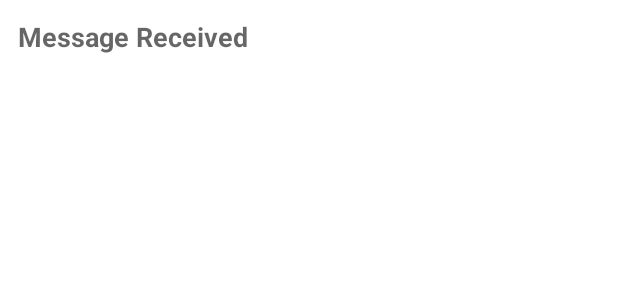
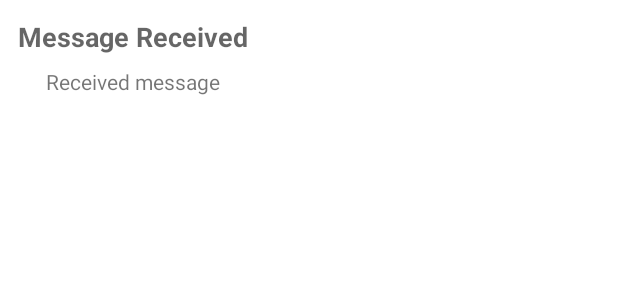
Before and after one commit to Daniil-Vladimirov/Activity_Homework_2, an Android app: the layout activity_second.xml on its own in the app's theme, with its tools: preview values and no code run, on a phone screen of 412 x 824 dp. Shown: the top 300 px of the screen. Run offline under Robolectric (Android 15) with nearby library versions, the phone set to English and light mode, and no system bars.

Commit message:
Add send message from activity1 to activity2 functionality

```diff
--- a/app/src/main/java/com/example/activity_homework_2/SecondActivity.kt
+++ b/app/src/main/java/com/example/activity_homework_2/SecondActivity.kt
@@ -2,10 +2,15 @@ package com.example.activity_homework_2
 
 import androidx.appcompat.app.AppCompatActivity
 import android.os.Bundle
+import android.widget.TextView
 
 class SecondActivity : AppCompatActivity() {
     override fun onCreate(savedInstanceState: Bundle?) {
         super.onCreate(savedInstanceState)
         setContentView(R.layout.activity_second)
+        val message = intent.getStringExtra(EXTRA_MESSAGE)
+
+        val textView = findViewById<TextView>(R.id.textView_message)
+        textView.text = message
     }
 }
--- a/app/src/main/res/layout/activity_second.xml
+++ b/app/src/main/res/layout/activity_second.xml
@@ -10,11 +10,21 @@
         android:id="@+id/text_header"
         android:layout_width="wrap_content"
         android:layout_height="wrap_content"
-        app:layout_constraintStart_toStartOf="parent"
-        app:layout_constraintTop_toTopOf="parent"
         android:layout_margin="12dp"
         android:text="@string/text_message_received"
+        android:textAppearance="@style/TextAppearance.AppCompat.Medium"
         android:textStyle="bold"
-        android:textAppearance="@style/TextAppearance.AppCompat.Medium"/>
+        app:layout_constraintStart_toStartOf="parent"
+        app:layout_constraintTop_toTopOf="parent" />
+
+    <TextView
+        android:id="@+id/textView_message"
+        android:layout_width="wrap_content"
+        android:layout_height="wrap_content"
+        android:layout_margin="8dp"
+        app:layout_constraintEnd_toEndOf="@+id/text_header"
+        app:layout_constraintStart_toStartOf="@+id/text_header"
+        app:layout_constraintTop_toBottomOf="@+id/text_header"
+        tools:text="Received message" />
 
 </androidx.constraintlayout.widget.ConstraintLayout>
--- a/app/src/main/res/values/strings.xml
+++ b/app/src/main/res/values/strings.xml
@@ -3,4 +3,5 @@
     <string name="send_btn_text">Send</string>
     <string name="second_activity_label">Second Activity</string>
     <string name="text_message_received">Message Received</string>
+    <string name="text_enter_your_message_here">Enter your message here</string>
 </resources>
```
Also changed, not shown: app/src/main/java/com/example/activity_homework_2/MainActivity.kt (+7 -0 lines), app/src/main/res/layout/activity_main.xml (+13 -0 lines).
